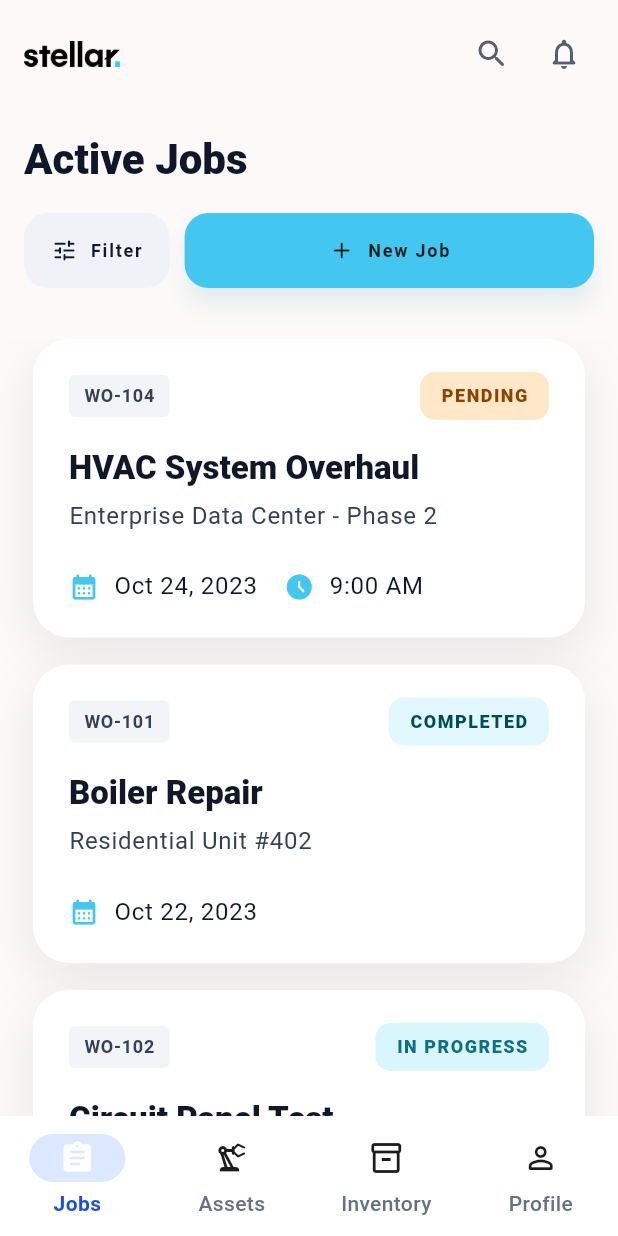
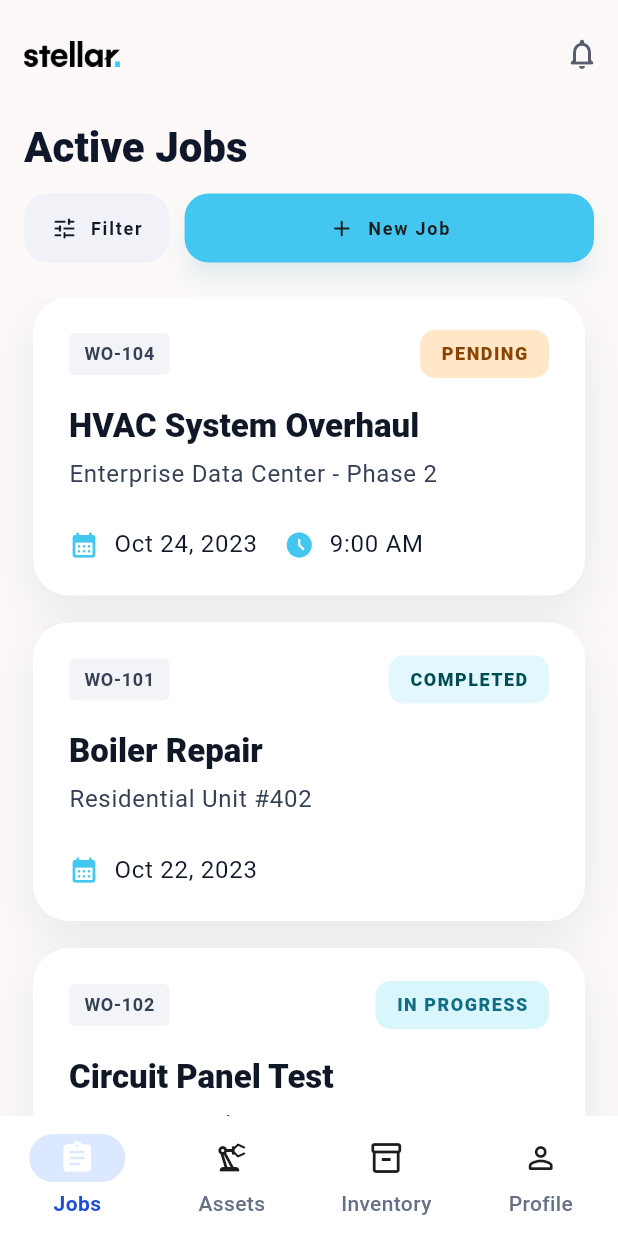
Before and after one commit to eduardoromero26/demo_task, a Flutter app: the HomeScreen screen opened directly, after a tap on the "notifications none" icon, on a phone screen of 412 x 824 dp. Run offline on Flutter 3.47's test engine with Material 3 defaults, Android fonts, the phone set to English and light mode, and no system bars; our stand-ins replace bloc, equatable, flutter_bloc; Roboto replaces fonts that are missing (Objectivity); statements that could not run were skipped.

Commit message:
feat: implement home screen layout with active jobs and navigation

```diff
--- a/lib/presentation/widgets/home/active_jobs_section.dart
+++ b/lib/presentation/screens/home/widgets/active_jobs_section.dart
@@ -1,6 +1,6 @@
 import 'package:demo_task/core/theme/app_theme.dart';
 import 'package:demo_task/domain/model/work_order_model.dart';
-import 'package:demo_task/presentation/widgets/home/home_formatters.dart';
+import 'package:demo_task/presentation/screens/home/widgets/home_formatters.dart';
 import 'package:flutter/material.dart';
 
 class ActiveJobsSection extends StatelessWidget {
--- a/lib/presentation/widgets/home/jobs_toolbar_section.dart
+++ b/lib/presentation/screens/home/widgets/jobs_toolbar_section.dart
@@ -21,7 +21,7 @@ class JobsToolbarSection extends StatelessWidget {
         child: ColoredBox(
           color: Theme.of(context).scaffoldBackgroundColor,
           child: Padding(
-            padding: const EdgeInsets.all(16.0),
+            padding: const EdgeInsets.fromLTRB(16, 8, 16, 10),
             child: Column(
               crossAxisAlignment: CrossAxisAlignment.start,
               children: [
@@ -32,7 +32,7 @@ class JobsToolbarSection extends StatelessWidget {
                     fontWeight: FontWeight.w800,
                   ),
                 ),
-                const SizedBox(height: 18),
+                const SizedBox(height: 12),
                 Row(
                   children: [
                     OutlinedButton.icon(
@@ -43,7 +43,7 @@ class JobsToolbarSection extends StatelessWidget {
                         side: BorderSide.none,
                         padding: const EdgeInsets.symmetric(
                           horizontal: 18,
-                          vertical: 16,
+                          vertical: 14,
                         ),
                         shape: RoundedRectangleBorder(
                           borderRadius: BorderRadius.circular(16),
@@ -61,7 +61,7 @@ class JobsToolbarSection extends StatelessWidget {
                           foregroundColor: AppTheme.textPrimary,
                           elevation: 6,
                           shadowColor: AppTheme.primary.withValues(alpha: 0.2),
-                          padding: const EdgeInsets.symmetric(vertical: 16),
+                          padding: const EdgeInsets.symmetric(vertical: 14),
                           shape: RoundedRectangleBorder(
                             borderRadius: BorderRadius.circular(16),
                           ),
@@ -84,7 +84,7 @@ class JobsToolbarSection extends StatelessWidget {
 class _JobsToolbarHeaderDelegate extends SliverPersistentHeaderDelegate {
   const _JobsToolbarHeaderDelegate({required this.child});
 
-  static const _headerHeight = 154.0;
+  static const _headerHeight = 126.0;
 
   final Widget child;
 
--- a/lib/presentation/widgets/home/technical_field_service_app_bar.dart
+++ b/lib/presentation/screens/home/widgets/technical_field_service_app_bar.dart
@@ -42,16 +42,8 @@ class TechnicalFieldServiceAppBar extends StatelessWidget
       actions: [
         IconButton(
           onPressed: () {},
-          icon: const Icon(Icons.search_rounded),
+          icon: const Icon(Icons.notifications_none_rounded),
           color: AppTheme.secondary,
-        ),
-        Padding(
-          padding: const EdgeInsets.only(right: 12),
-          child: IconButton(
-            onPressed: () {},
-            icon: const Icon(Icons.notifications_none_rounded),
-            color: AppTheme.secondary,
-          ),
         ),
       ],
     );
```
Also changed, not shown: lib/presentation/screens/home/home_screen.dart (renamed from lib/presentation/screens/home_screen.dart, +5 -5 lines), lib/presentation/screens/home/widgets/dashboard_bottom_navigation.dart (renamed from lib/presentation/widgets/home/dashboard_bottom_navigation.dart), lib/presentation/screens/home/widgets/home_formatters.dart (renamed from lib/presentation/widgets/home/home_formatters.dart).
